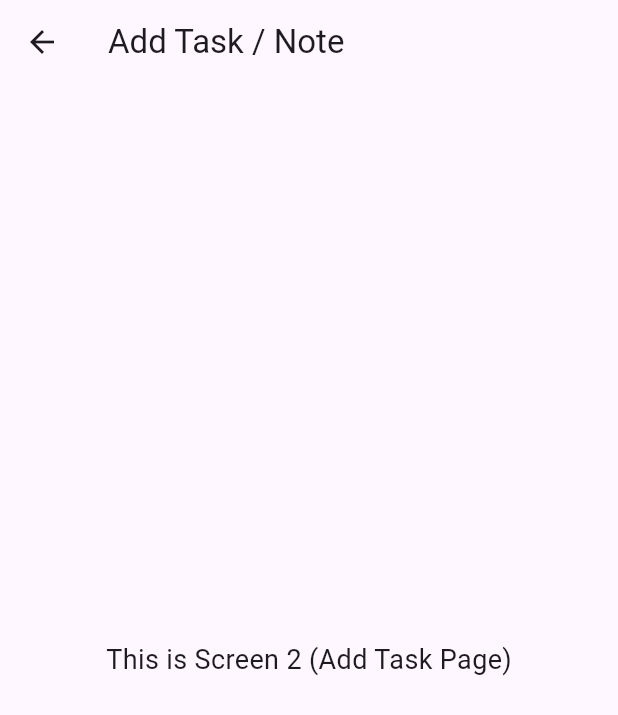
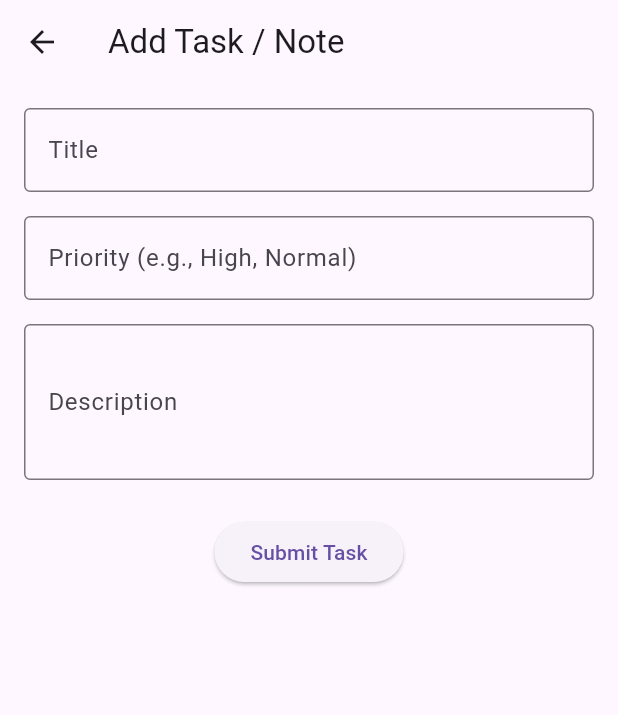
Before and after one commit to Omwesigye/flutter-task-notes-app, a Flutter app: the screen it shows after launch, after a tap on the "add" icon, on a phone screen of 412 x 824 dp. Shown: the top 715 px of the screen. Run offline on Flutter 3.47's test engine with Material 3 defaults, Android fonts, the phone set to English and light mode, and no system bars; our stand-ins replace shared_preferences, sqflite; accounts and stored records are empty.

Commit message:
added the task methods and the is completed button

```diff
--- a/lib/screens/home_screen.dart
+++ b/lib/screens/home_screen.dart
@@ -1,7 +1,9 @@
 import 'package:flutter/material.dart';
 import 'package:provider/provider.dart';
+import 'package:task_notes_manager/db/database_helper.dart';
 import 'package:task_notes_manager/screens/task_screen.dart';
 import 'package:task_notes_manager/theme_provider.dart';
+import '../models/task_item.dart';
 
 class HomeScreen extends StatefulWidget {
   const HomeScreen({super.key});
@@ -11,32 +13,50 @@ class HomeScreen extends StatefulWidget {
 }
 
 class _HomeScreenState extends State<HomeScreen> {
-  // Hardcoded sample tasks for now (will later be replaced with SQFLITE data)
-  List<Map<String, String>> sampleTasks = [
-    {"title": "Buy groceries", "description": "Milk, Bread, Eggs"},
-    {"title": "Finish assignment", "description": "Flutter JSON & Database"},
-    {"title": "Call friend", "description": "Check how they're doing"},
-  ];
+  List<TaskItem> tasks = [];
+
+  @override
+  void initState() {
+    super.initState();
+    loadTasks();
+  }
+
+  // Load tasks from SQLite
+  Future<void> loadTasks() async {
+    final data = await DatabaseHelper.instance.getTasks();
+    setState(() {
+      tasks = data;
+    });
+  }
+
+  // Delete a task
+  Future<void> deleteTask(int id) async {
+    await DatabaseHelper.instance.deleteTask(id);
+    await loadTasks();
+  }
+
+  // Toggle task completion
+  Future<void> toggleCompleted(TaskItem task, bool value) async {
+    task.isCompleted = value;
+    await DatabaseHelper.instance.updateTask(task);
+    await loadTasks();
+  }
 
   @override
   Widget build(BuildContext context) {
     final themeProvider = Provider.of<ThemeProvider>(context);
 
     return Scaffold(
-      appBar: AppBar(
-        title: const Text("Task Notes Manager"),
-      ),
+      appBar: AppBar(title: const Text("Task Notes Manager")),
 
       body: Column(
         crossAxisAlignment: CrossAxisAlignment.start,
         children: [
-          // Theme toggle switch
+          // Theme toggle
           SwitchListTile(
             title: const Text("Dark Theme"),
             value: themeProvider.isDark,
-            onChanged: (value) {
-              themeProvider.toggleTheme(value);
-            },
+            onChanged: (val) => themeProvider.toggleTheme(val),
           ),
 
           const Padding(
@@ -47,31 +67,49 @@ class _HomeScreenState extends State<HomeScreen> {
             ),
           ),
 
+          // Task list
           Expanded(
-            child: ListView.builder(
-              itemCount: sampleTasks.length,
-              itemBuilder: (context, index) {
-                final item = sampleTasks[index];
-
-                return ListTile(
-                  title: Text(item["title"]!),
-                  subtitle: Text(item["description"]!),
-                  leading: const Icon(Icons.note_alt),
-                  trailing: const Icon(Icons.arrow_forward_ios),
-                );
-              },
-            ),
+            child: tasks.isEmpty
+                ? const Center(child: Text("No tasks found."))
+                : ListView.builder(
+                    itemCount: tasks.length,
+                    itemBuilder: (context, index) {
+                      final task = tasks[index];
+                      return ListTile(
+                        leading: Checkbox(
+                          value: task.isCompleted,
+                          onChanged: (val) =>
+                              toggleCompleted(task, val ?? false),
+                        ),
+                        title: Text(
+                          task.title,
+                          style: TextStyle(
+                            decoration: task.isCompleted
+                                ? TextDecoration.lineThrough
+                                : TextDecoration.none,
+                          ),
+                        ),
+                        subtitle: Text(task.description),
+                        trailing: IconButton(
+                          icon: const Icon(Icons.delete, color: Colors.red),
+                          onPressed: () => deleteTask(task.id!),
+                        ),
+                      );
+                    },
+                  ),
           ),
         ],
       ),
 
+      // Add task button
       floatingActionButton: FloatingActionButton(
         child: const Icon(Icons.add),
-        onPressed: () {
-          Navigator.push(
+        onPressed: () async {
+          await Navigator.push(
             context,
             MaterialPageRoute(builder: (_) => const AddTaskScreen()),
           );
+          loadTasks();
         },
       ),
     );
--- a/lib/screens/task_screen.dart
+++ b/lib/screens/task_screen.dart
@@ -1,16 +1,80 @@
 import 'package:flutter/material.dart';
+import 'package:task_notes_manager/db/database_helper.dart';
+import 'package:task_notes_manager/models/task_item.dart';
 
-class AddTaskScreen extends StatelessWidget {
+class AddTaskScreen extends StatefulWidget {
   const AddTaskScreen({super.key});
+
+  @override
+  State<AddTaskScreen> createState() => _AddTaskScreenState();
+}
+
+class _AddTaskScreenState extends State<AddTaskScreen> {
+  final _formKey = GlobalKey<FormState>();
+  final TextEditingController _titleController = TextEditingController();
+  final TextEditingController _priorityController = TextEditingController();
+  final TextEditingController _descriptionController = TextEditingController();
+
+  void _submitTask() async {
+    if (_formKey.currentState!.validate()) {
+      final newTask = TaskItem(
+        title: _titleController.text,
+        priority: _priorityController.text.isEmpty
+            ? 'Normal'
+            : _priorityController.text,
+        description: _descriptionController.text,
+      );
+
+      // INSERT into SQLite database
+      await DatabaseHelper.instance.insertTask(newTask);
+
+      Navigator.pop(context);
+    }
+  }
 
   @override
   Widget build(BuildContext context) {
     return Scaffold(
       appBar: AppBar(title: const Text("Add Task / Note")),
-      body: const Center(
-        child: Text(
-          "This is Screen 2 (Add Task Page)",
-          style: TextStyle(fontSize: 18),
+      body: Padding(
+        padding: const EdgeInsets.all(16.0),
+        child: Form(
+          key: _formKey,
+          child: Column(
+            children: [
+              TextFormField(
+                controller: _titleController,
+                decoration: const InputDecoration(
+                  labelText: 'Title',
+                  border: OutlineInputBorder(),
+                ),
+                validator: (val) =>
+                    val == null || val.isEmpty ? 'Enter title' : null,
+              ),
+              const SizedBox(height: 16),
+              TextFormField(
+                controller: _priorityController,
+                decoration: const InputDecoration(
+                  labelText: 'Priority (e.g., High, Normal)',
+                  border: OutlineInputBorder(),
+                ),
+              ),
+              const SizedBox(height: 16),
+              TextFormField(
+                controller: _descriptionController,
+                decoration: const InputDecoration(
+                  labelText: 'Description',
+                  border: OutlineInputBorder(),
+                ),
+                maxLines: 3,
+              ),
+              const SizedBox(height: 24),
+              ElevatedButton(
+                onPressed: _submitTask,
+                child: const Text("Submit Task"),
+              ),
+            ],
+          ),
         ),
       ),
     );
```
Also changed, not shown: lib/db/database_helper.dart (+12 -0 lines).
